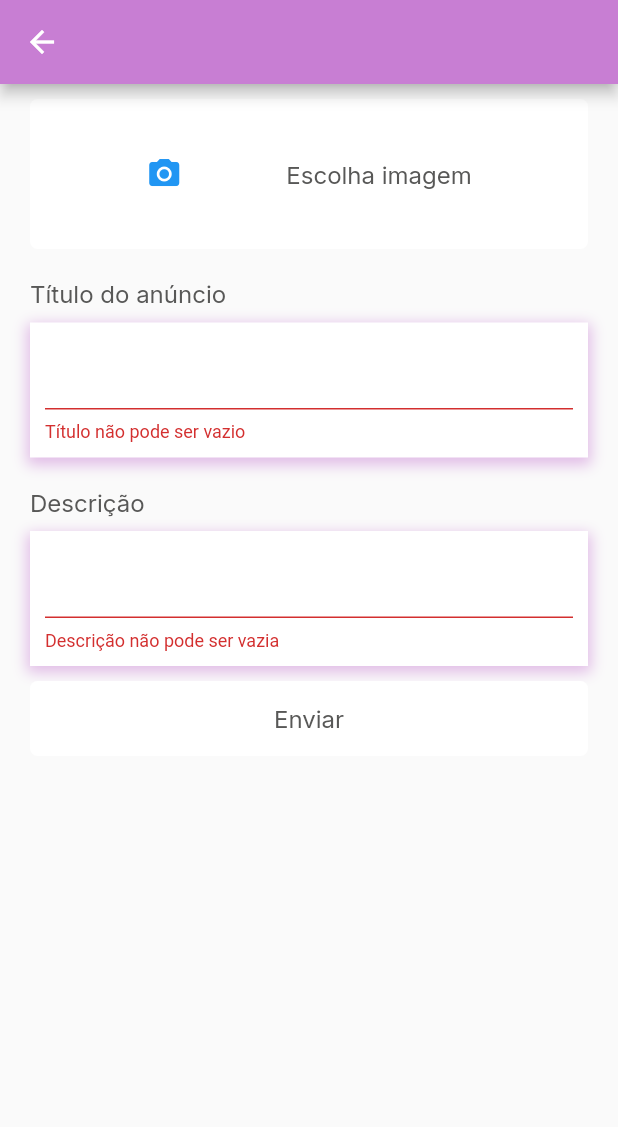
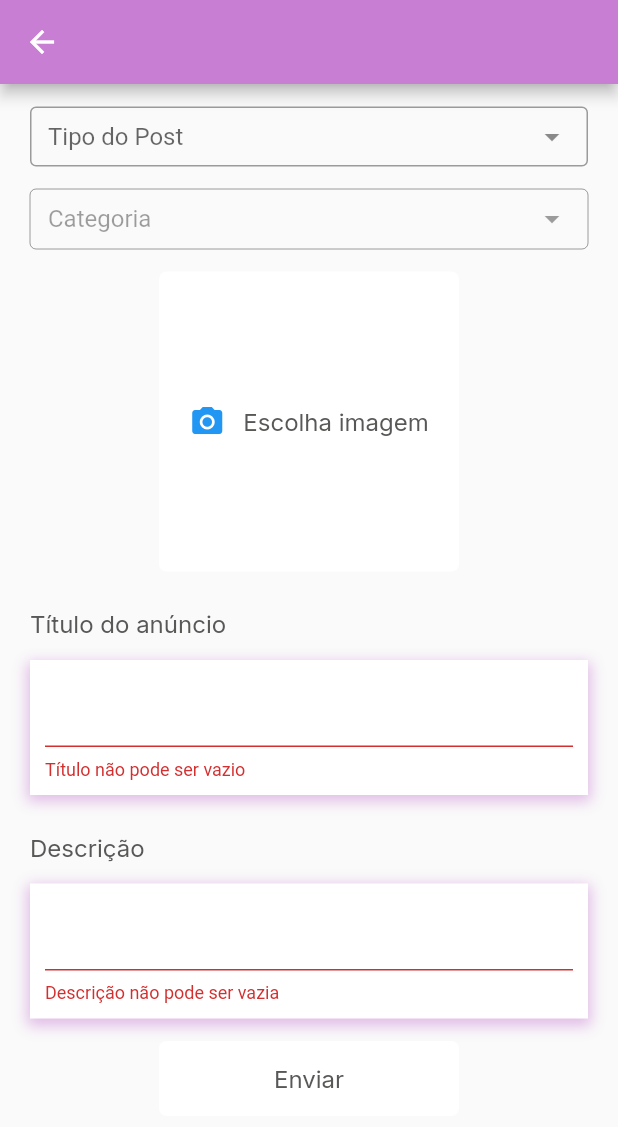
Before and after one commit to UnBArqDsw2021-1/2021.1_G5_ProjetoDonner_Front-end, a Flutter app: the PostsEditor screen opened by its route, on a phone screen of 412 x 824 dp. Shown: the top 1127 px of the screen. Run offline on Flutter 3.47's test engine with Material 2 defaults, Android fonts, the phone set to English and light mode, and no system bars; drawn by our look-alikes of dropdown_search; our stand-ins replace cloud_firestore, firebase_auth, firebase_core, font_awesome_flutter, google_fonts, google_sign_in and 1 more; missing offline and left inert: estados_municipios; accounts and stored records are empty.

Commit message:
Validar imagem e tipo de postagem ao editar
- adicionar lista para escolher tipo de postagem
- adicionar lista ainda inativa para escolha de categoria
- adicionar validação da imagem
- adicionar validação do tipo da postagem escolhido
- mover espaçamento dos separadorespara apenas uma variável específica
- mover altura da imagem para variável específica
- padronizar tamanho do botão
- usar mesmo alinhamento na coluna usado em outros widgets

```diff
--- a/donner/lib/screens/post_editor.dart
+++ b/donner/lib/screens/post_editor.dart
@@ -2,6 +2,7 @@ import 'dart:io';
 
 import 'package:donner/shared/themes/app_text_styles.dart';
 import 'package:donner/shared/widgets/button_widget/factory_button.dart';
+import 'package:donner/shared/widgets/input_dropdown_widget.dart';
 import 'package:firebase_auth/firebase_auth.dart';
 import 'package:donner/shared/themes/app_colors.dart';
 import 'package:flutter/material.dart';
@@ -21,22 +22,31 @@ class _PostsEditorState extends State<PostsEditor> {
   String title = "";
   String description = "";
   XFile? image;
+  bool? isDonation;
 
   final FactoryButton btn = FactoryButton();
 
   Future<XFile?> chooseImage() async {
     final ImagePicker _picker = ImagePicker();
-
     return _picker.pickImage(source: ImageSource.gallery);
   }
 
   @override
   Widget build(BuildContext context) {
+    double? containerHeight = 15;
+    double imageHeight = 200;
+
     Widget validCustomButton = btn.getButton(
         text: "Enviar",
         color: AppColors.primary,
         textStyle: AppTextStyles.btnFillText,
-        onPressed: () => print("OK"),
+        onPressed: () {
+          print("title: $title");
+          print("description: $description");
+          print("isDonation: $isDonation");
+          print("image: ${image!.path}");
+          print("OK");
+        },
         isFill: true);
 
     Widget invalidCustomButton = btn.getButton(
@@ -46,12 +56,15 @@ class _PostsEditorState extends State<PostsEditor> {
         onPressed: () {},
         isFill: true);
 
-    Widget customButton = title.isNotEmpty && description.isNotEmpty
+    Widget customButton = title.isNotEmpty &&
+            description.isNotEmpty &&
+            isDonation != null &&
+            image != null
         ? validCustomButton
         : invalidCustomButton;
 
     Widget imageButton = btn.getButton(
-        height: 100,
+        height: imageHeight,
         text: "Escolha imagem",
         color: AppColors.backgroundColor,
         textStyle: AppTextStyles.bodyText,
@@ -65,7 +78,7 @@ class _PostsEditorState extends State<PostsEditor> {
     Widget viewImage = image == null
         ? imageButton
         : SizedBox(
-            height: 200,
+            height: imageHeight,
             child: InkWell(
                 onTap: () async {
                   image = await chooseImage();
@@ -83,11 +96,29 @@ class _PostsEditorState extends State<PostsEditor> {
         child: Container(
           padding: const EdgeInsets.symmetric(horizontal: 20),
           child: Column(
-            crossAxisAlignment: CrossAxisAlignment.stretch,
+            crossAxisAlignment: CrossAxisAlignment.start,
             children: <Widget>[
-              Container(height: 10),
-              viewImage,
-              Container(height: 10),
+              Container(height: containerHeight),
+              InputDropdownWidget(
+                  onChanged: (value) {
+                    setState(() {
+                      isDonation = value == "doação" ? true : false;
+                    });
+                  },
+                  hint: "Tipo do Post",
+                  items: const <String>["doação", "pedido"],
+                  enable: true),
+              Container(height: containerHeight),
+              InputDropdownWidget(
+                  onChanged: (value) {
+                    setState(() {});
+                  },
+                  hint: "Categoria",
+                  items: const <String>[],
+                  enable: false),
+              Container(height: containerHeight),
+              Center(child: viewImage),
+              Container(height: containerHeight),
               Padding(
                 padding: const EdgeInsets.only(top: 10),
                 child: Text(
@@ -96,7 +127,7 @@ class _PostsEditorState extends State<PostsEditor> {
                   textAlign: TextAlign.left,
                 ),
               ),
-              Container(height: 10),
+              Container(height: containerHeight),
               Container(
                 alignment: Alignment.topLeft,
                 padding: const EdgeInsets.all(10),
@@ -123,7 +154,7 @@ class _PostsEditorState extends State<PostsEditor> {
                           : "Título não pode ser vazio"),
                 ),
               ),
-              Container(height: 10),
+              Container(height: containerHeight),
               Padding(
                 padding: const EdgeInsets.only(top: 10),
                 child: Text(
@@ -132,7 +163,7 @@ class _PostsEditorState extends State<PostsEditor> {
                   textAlign: TextAlign.left,
                 ),
               ),
-              Container(height: 10),
+              Container(height: containerHeight),
               Container(
                 alignment: Alignment.topLeft,
                 padding: const EdgeInsets.all(10),
@@ -159,8 +190,8 @@ class _PostsEditorState extends State<PostsEditor> {
                           : "Descrição não pode ser vazia"),
                 ),
               ),
-              Container(height: 10),
-              customButton,
+              Container(height: containerHeight),
+              Center(child: customButton),
             ],
           ),
         ),
```
